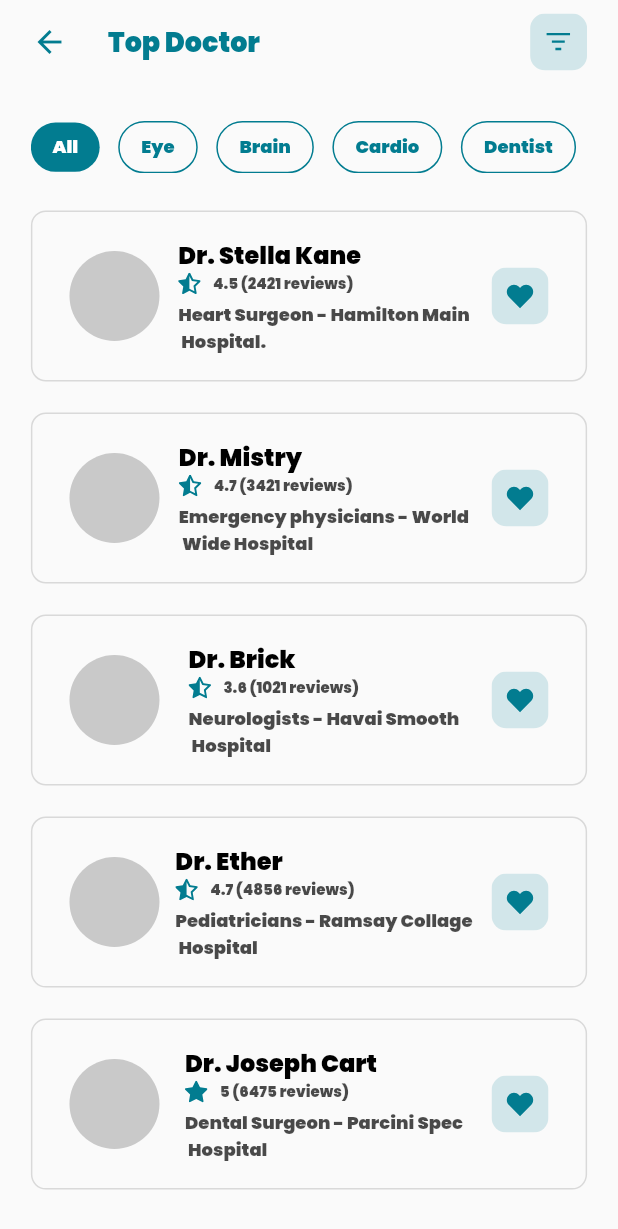
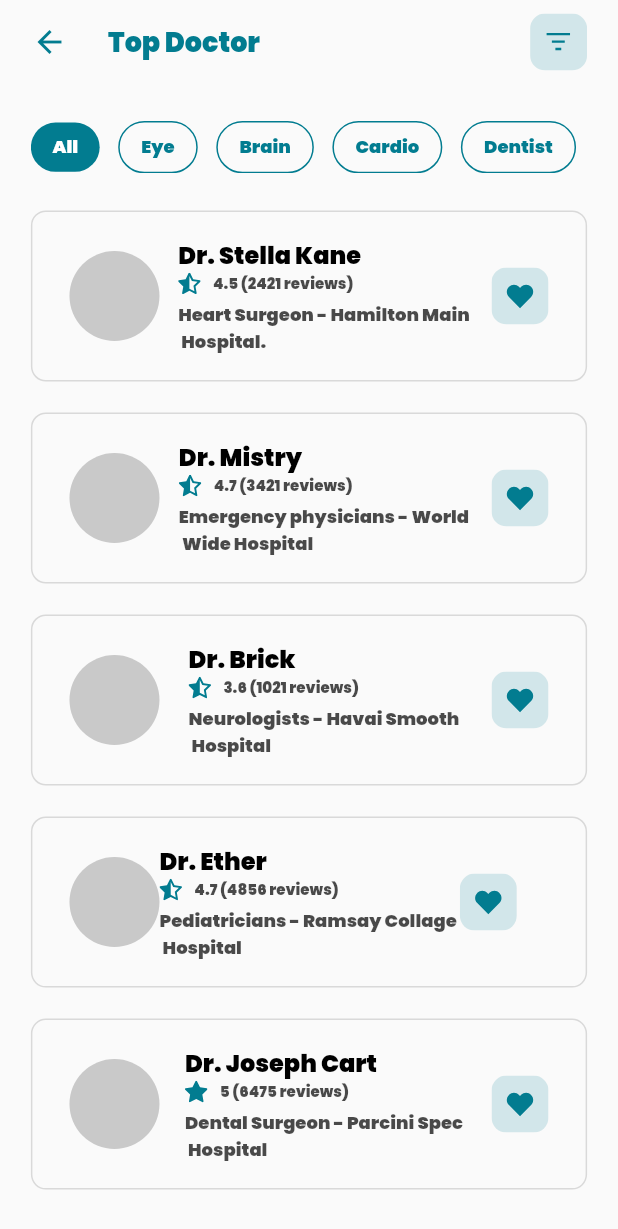
Before and after one commit to IlyosErkinovvvv/mobile_design_project_second, a Flutter app: the TopDoctor screen opened directly, on a phone screen of 412 x 824 dp. Shown: the top 1229 px of the screen. Run offline on Flutter 3.47's test engine with Material 2 defaults, Android fonts, the light colour scheme and no system bars; our stand-ins replace flutter_svg.

Commit message:
first commit

```diff
--- a/lib/view/pages/top_doctor.dart
+++ b/lib/view/pages/top_doctor.dart
@@ -430,6 +430,8 @@ class _TopDoctorPageState extends State<TopDoctor> {
                   padding: EdgeInsets.symmetric(
                       horizontal: context.height * 0.03,
                       vertical: context.height * 0.02),
+                  child: SingleChildScrollView(
+                    scrollDirection: Axis.horizontal,
                     child: Row(
                       mainAxisAlignment: MainAxisAlignment.spaceBetween,
                       children: [
@@ -482,6 +484,7 @@ class _TopDoctorPageState extends State<TopDoctor> {
                         ),
                         SvgPicture.asset("assets/like.svg"),
                       ],
+                    ),
                   ),
                 ),
               ),
```
Lines whose indentation alone changed are shown as unchanged.
